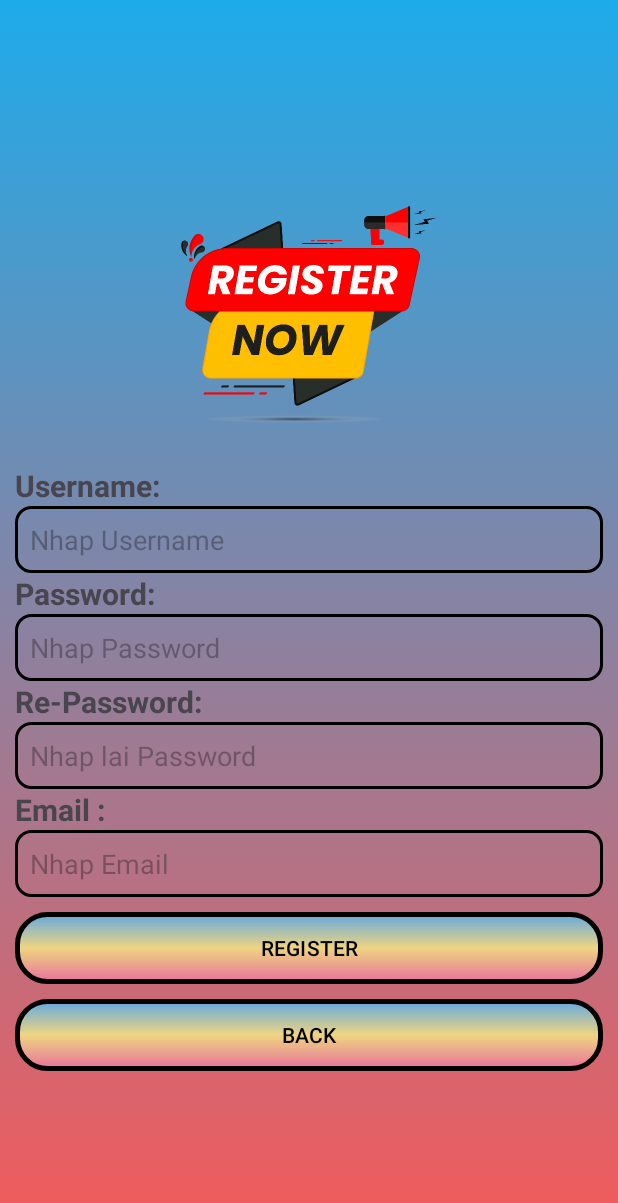
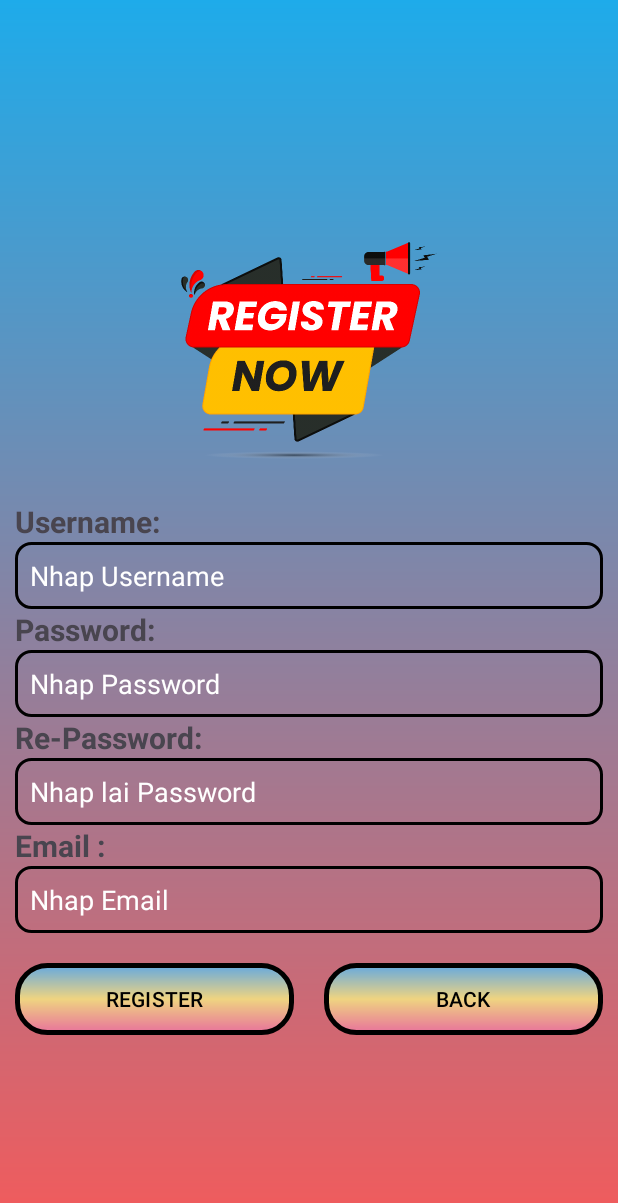
Before and after one commit to sonnnnn2222/Project, an Android app: the Register screen opened directly, with no data from a screen before it, on a phone screen of 412 x 824 dp. Shown: the top 1203 px of the screen. Run offline under Robolectric (Android 15) with nearby library versions, the phone set to English and light mode, and no system bars.

Commit message:
sua layout

```diff
--- a/app/src/main/res/layout/activity_register.xml
+++ b/app/src/main/res/layout/activity_register.xml
@@ -15,7 +15,6 @@
         android:layout_width="300dp"
         android:layout_height="200dp"
         android:src="@mipmap/register"/>
-
     <TextView
         android:layout_width="match_parent"
         android:layout_height="wrap_content"
@@ -24,6 +23,7 @@
         android:textSize="20sp"/>
     <EditText
         android:id="@+id/edtUser"
+        android:textColorHint="#fff"
         android:layout_width="match_parent"
         android:layout_height="wrap_content"
         android:background="@drawable/custom_edittext"
@@ -35,6 +35,7 @@
         android:text="Password: "
         android:textSize="20sp"/>
     <EditText
+        android:textColorHint="#fff"
         android:id="@+id/edtPass"
         android:layout_width="match_parent"
         android:layout_height="wrap_content"
@@ -47,6 +48,7 @@
         android:text="Re-Password: "
         android:textSize="20sp"/>
     <EditText
+        android:textColorHint="#fff"
         android:id="@+id/edtRePass"
         android:layout_width="match_parent"
         android:layout_height="wrap_content"
@@ -59,16 +61,24 @@
         android:text="Email : "
         android:textSize="20sp"/>
     <EditText
+        android:textColorHint="#fff"
         android:id="@+id/edtEmail"
         android:layout_width="match_parent"
         android:layout_height="wrap_content"
         android:background="@drawable/custom_edittext"
         android:hint="Nhap Email"/>
+
+
+    <LinearLayout
+        android:layout_width="match_parent"
+        android:layout_height="wrap_content"
+        android:layout_marginTop="20dp">
     <Button
         android:id="@+id/btnRegister"
-        android:layout_width="match_parent"
+        android:layout_weight="1"
+        android:layout_width="0dp"
         android:layout_height="wrap_content"
-        android:layout_marginTop="10dp"
+        android:layout_marginRight="20dp"
         android:textColor="@color/black"
         app:backgroundTint="@null"
         android:text="REGISTER"
@@ -76,13 +86,13 @@
         android:textAllCaps="true"/>
     <Button
         android:id="@+id/btnGoBack"
-        android:layout_width="match_parent"
+        android:layout_weight="1"
+        android:layout_width="0dp"
         android:layout_height="wrap_content"
-        android:layout_marginTop="10dp"
         android:textColor="@color/black"
         app:backgroundTint="@null"
         android:text="BACK"
         android:background="@drawable/custom_button"
         android:textAllCaps="true"/>
-
 </LinearLayout>
+</LinearLayout>
```
Also changed, not shown: app/src/main/res/layout/activity_login.xml (+5 -13 lines).
